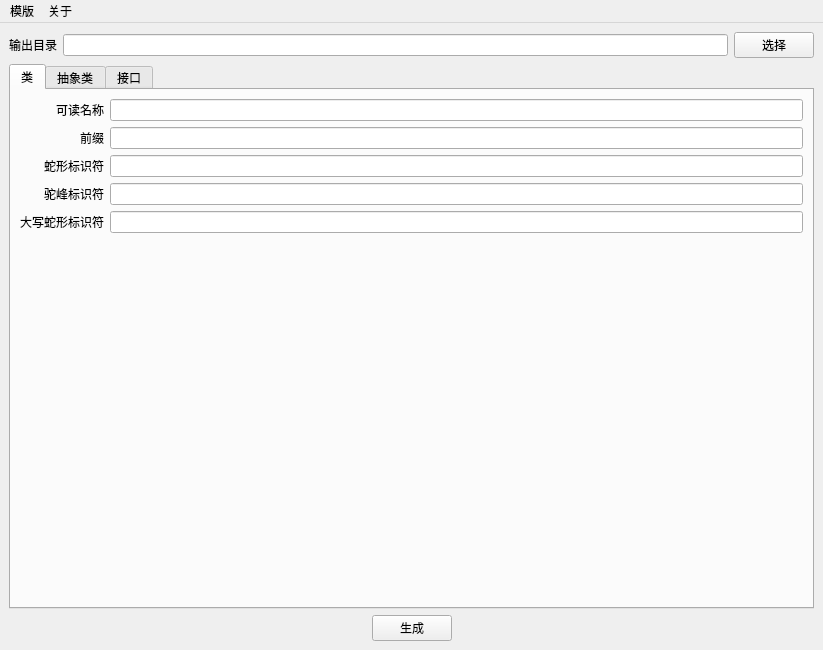
Qt form MainWindow.ui (tajoy/GOC) before a commit.
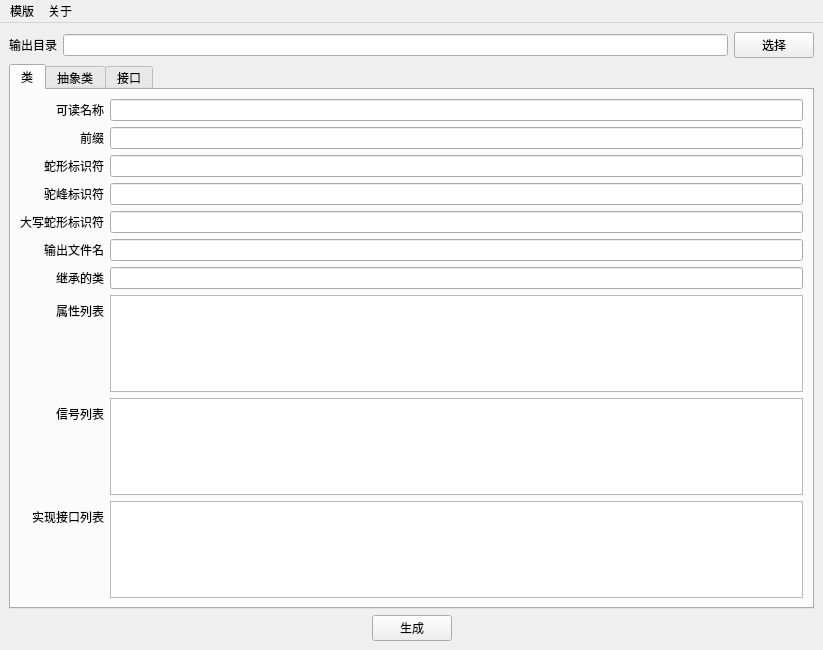
The same form after that commit.

Commit message: 增加一些UI设计

```diff
--- a/MainWindow.ui
+++ b/MainWindow.ui
@@ -66,6 +66,9 @@
        <layout class="QVBoxLayout" name="verticalLayout_4">
         <item>
          <layout class="QFormLayout" name="formLayout">
+          <property name="fieldGrowthPolicy">
+           <enum>QFormLayout::AllNonFixedFieldsGrow</enum>
+          </property>
           <property name="labelAlignment">
            <set>Qt::AlignRight|Qt::AlignTrailing|Qt::AlignVCenter</set>
           </property>
@@ -77,7 +80,17 @@
            </widget>
           </item>
           <item row="0" column="1">
-           <widget class="QLineEdit" name="lineEdit"/>
+           <widget class="QLineEdit" name="edtReadName"/>
+          </item>
+          <item row="1" column="0">
+           <widget class="QLabel" name="label_6">
+            <property name="text">
+             <string>前缀</string>
+            </property>
+           </widget>
+          </item>
+          <item row="1" column="1">
+           <widget class="QLineEdit" name="edtPrefix"/>
           </item>
           <item row="2" column="0">
            <widget class="QLabel" name="label_3">
@@ -87,7 +100,7 @@
            </widget>
           </item>
           <item row="2" column="1">
-           <widget class="QLineEdit" name="lineEdit_2"/>
+           <widget class="QLineEdit" name="edtSnakeID"/>
           </item>
           <item row="3" column="0">
            <widget class="QLabel" name="label_4">
@@ -97,7 +110,7 @@
            </widget>
           </item>
           <item row="3" column="1">
-           <widget class="QLineEdit" name="lineEdit_3"/>
+           <widget class="QLineEdit" name="edtCamelID"/>
           </item>
           <item row="4" column="0">
            <widget class="QLabel" name="label_5">
@@ -107,17 +120,71 @@
            </widget>
           </item>
           <item row="4" column="1">
-           <widget class="QLineEdit" name="lineEdit_4"/>
+           <widget class="QLineEdit" name="edtBigSnakeID"/>
           </item>
-          <item row="1" column="0">
-           <widget class="QLabel" name="label_6">
+          <item row="5" column="0">
+           <widget class="QLabel" name="label_7">
             <property name="text">
-             <string>前缀</string>
+             <string>输出文件名</string>
             </property>
            </widget>
           </item>
-          <item row="1" column="1">
-           <widget class="QLineEdit" name="lineEdit_5"/>
+          <item row="7" column="0">
+           <widget class="QLabel" name="label_8">
+            <property name="text">
+             <string>属性列表</string>
+            </property>
+           </widget>
+          </item>
+          <item row="8" column="0">
+           <widget class="QLabel" name="label_9">
+            <property name="text">
+             <string>信号列表</string>
+            </property>
+           </widget>
+          </item>
+          <item row="5" column="1">
+           <widget class="QLineEdit" name="edtOutFilename"/>
+          </item>
+          <item row="9" column="0">
+           <widget class="QLabel" name="label_10">
+            <property name="toolTip">
+             <string>请填写获取GType的表达式/函数/宏!</string>
+            </property>
+            <property name="text">
+             <string>实现接口列表</string>
+            </property>
+           </widget>
+          </item>
+          <item row="7" column="1">
+           <widget class="QListWidget" name="lstProperties"/>
+          </item>
+          <item row="8" column="1">
+           <widget class="QListWidget" name="lstSignals"/>
+          </item>
+          <item row="9" column="1">
+           <widget class="QListWidget" name="lstImplInteface">
+            <property name="toolTip">
+             <string>请填写获取GType的表达式/函数/宏!</string>
+            </property>
+           </widget>
+          </item>
+          <item row="6" column="0">
+           <widget class="QLabel" name="label_11">
+            <property name="toolTip">
+             <string>请填写获取GType的表达式/函数/宏!</string>
+            </property>
+            <property name="text">
+             <string>继承的类</string>
+            </property>
+           </widget>
+          </item>
+          <item row="6" column="1">
+           <widget class="QLineEdit" name="edtParentClass">
+            <property name="toolTip">
+             <string>请填写获取GType的表达式/函数/宏!</string>
+            </property>
+           </widget>
           </item>
          </layout>
         </item>
@@ -190,7 +257,7 @@
      <x>0</x>
      <y>0</y>
      <width>823</width>
-     <height>23</height>
+     <height>28</height>
     </rect>
    </property>
    <widget class="QMenu" name="menu">
```
The commit also changes 2 other files.
